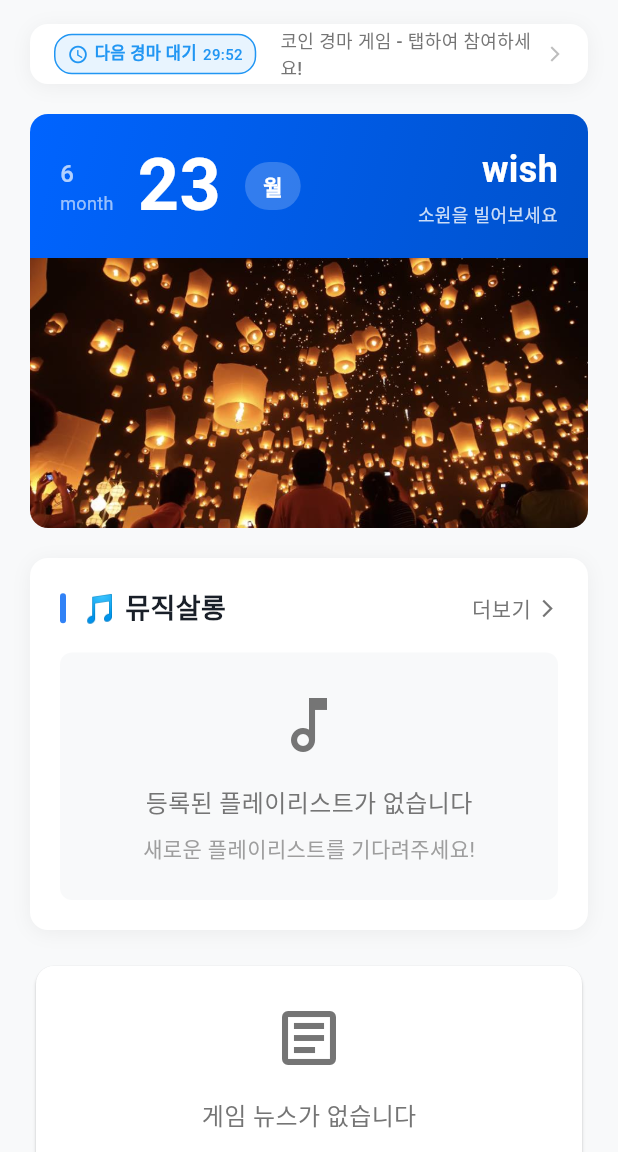
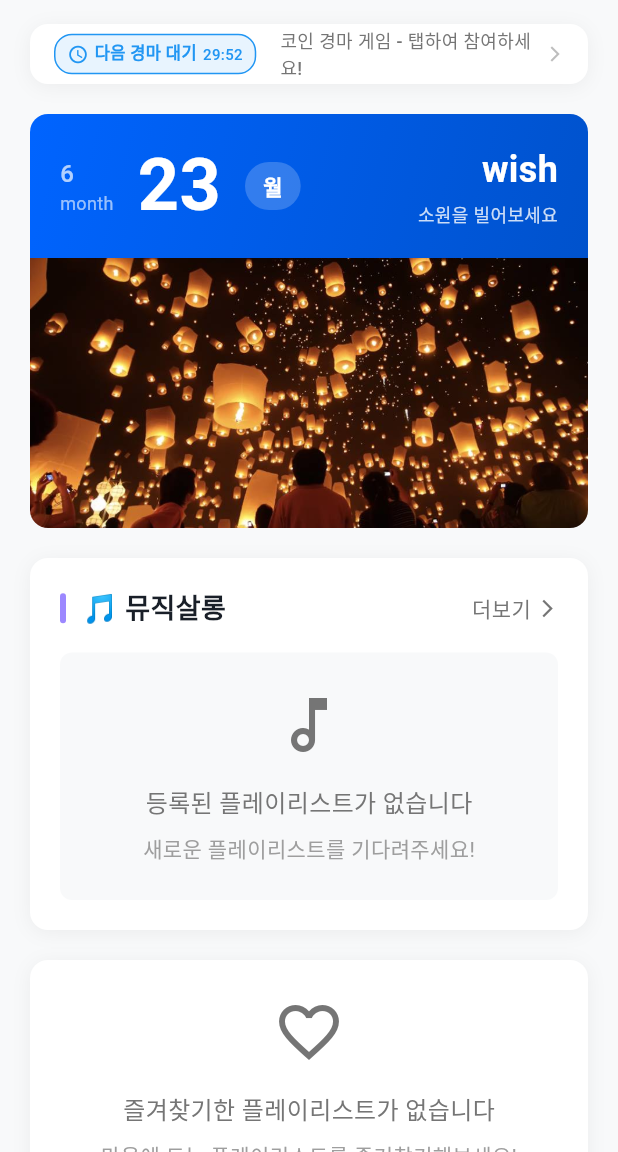
Before and after one commit to idlepoe/samusil_addon, a Flutter app: the screen it shows after launch, on a phone screen of 412 x 824 dp, the part 84-1236 px from its top. Run offline on Flutter 3.47's test engine with Material 3 defaults, Android fonts, the phone set to English and light mode, and no system bars; our stand-ins replace auto_size_text, badges, cached_network_image, cloud_firestore, cloud_functions, dio and 18 more; missing offline and left inert: image_gallery_saver_plus, scroll_loop_auto_scroll; accounts and stored records are empty; network calls fail.

Commit message:
즐겨찾기 위젯 추가

```diff
--- a/lib/pages/dash_board/dash_board_view.dart
+++ b/lib/pages/dash_board/dash_board_view.dart
@@ -14,6 +14,7 @@ import 'widgets/entertainment_news_list_widget.dart';
 import 'widgets/all_articles_widget.dart';
 import 'widgets/music_player_widget.dart';
 import 'widgets/music_salon_widget.dart';
+import 'widgets/favorite_playlists_widget.dart';
 
 class DashBoardView extends GetView<DashBoardController> {
   const DashBoardView({super.key});
@@ -72,6 +73,10 @@ class DashBoardView extends GetView<DashBoardController> {
                       const MusicSalonWidget(),
                       const SizedBox(height: 20),
 
+                      // 즐겨찾기 플레이리스트 섹션
+                      FavoritePlaylistsWidget(controller: controller),
+                      const SizedBox(height: 20),
+
                       // 게임 뉴스 섹션
                       GameNewsListWidget(controller: controller),
                       const SizedBox(height: 20),
--- /dev/null
+++ b/lib/pages/dash_board/widgets/favorite_playlists_widget.dart
@@ -0,0 +1,235 @@
+import 'package:flutter/material.dart';
+import 'package:get/get.dart';
+import 'package:logger/logger.dart';
+
+import '../../../components/appCircularProgress.dart';
+import '../../../models/track_article.dart';
+import '../dash_board_controller.dart';
+
+class FavoritePlaylistsWidget extends StatelessWidget {
+  final DashBoardController controller;
+  final logger = Logger();
+
+  FavoritePlaylistsWidget({super.key, required this.controller});
+
+  @override
+  Widget build(BuildContext context) {
+    return Obx(() {
+      if (controller.isLoadingFavoritePlaylists.value) {
+        return Container(
+          decoration: BoxDecoration(
+            color: Colors.white,
+            borderRadius: BorderRadius.circular(12),
+            boxShadow: [
+              BoxShadow(
+                color: Colors.black.withOpacity(0.05),
+                blurRadius: 10,
+                offset: const Offset(0, 2),
+              ),
+            ],
+          ),
+          child: const Padding(
+            padding: EdgeInsets.all(16.0),
+            child: Center(child: AppCircularProgress()),
+          ),
+        );
+      }
+
+      if (controller.favoritePlaylists.isEmpty) {
+        return Container(
+          decoration: BoxDecoration(
+            color: Colors.white,
+            borderRadius: BorderRadius.circular(12),
+            boxShadow: [
+              BoxShadow(
+                color: Colors.black.withOpacity(0.05),
+                blurRadius: 10,
+                offset: const Offset(0, 2),
+              ),
+            ],
+          ),
+          child: Padding(
+            padding: const EdgeInsets.all(24.0),
+            child: Center(
+              child: Column(
+                children: [
+                  Icon(
+                    Icons.favorite_border,
+                    color: Colors.grey[600],
+                    size: 48,
+                  ),
+                  const SizedBox(height: 16),
+                  Text(
+                    '즐겨찾기한 플레이리스트가 없습니다',
+                    style: TextStyle(color: Colors.grey[600], fontSize: 16),
+                  ),
+                  const SizedBox(height: 8),
+                  Text(
+                    '마음에 드는 플레이리스트를 즐겨찾기해보세요!',
+                    style: TextStyle(color: Colors.grey[500], fontSize: 14),
+                  ),
+                ],
+              ),
+            ),
+          ),
+        );
+      }
+
+      return Container(
+        decoration: BoxDecoration(
+          color: Colors.white,
+          borderRadius: BorderRadius.circular(12),
+          boxShadow: [
+            BoxShadow(
+              color: Colors.black.withOpacity(0.05),
+              blurRadius: 10,
+              offset: const Offset(0, 2),
+            ),
+          ],
+        ),
+        child: Column(
+          crossAxisAlignment: CrossAxisAlignment.start,
+          children: [
+            // 섹션 헤더
+            InkWell(
+              onTap: () {
+                Get.toNamed('/favorite-playlist');
+              },
+              child: Padding(
+                padding: const EdgeInsets.fromLTRB(20, 20, 20, 16),
+                child: Row(
+                  children: [
+                    Container(
+                      width: 4,
+                      height: 20,
+                      decoration: BoxDecoration(
+                        color: const Color(0xFFE91E63), // 핑크색
+                        borderRadius: BorderRadius.circular(2),
+                      ),
+                    ),
+                    const SizedBox(width: 12),
+                    const Text(
+                      "즐겨찾기",
+                      style: TextStyle(
+                        fontSize: 18,
+                        fontWeight: FontWeight.w600,
+                        color: Color(0xFF191F28),
+                      ),
+                    ),
+                    const Spacer(),
+                    Text(
+                      "더보기",
+                      style: TextStyle(
+                        fontSize: 14,
+                        color: Colors.grey[600],
+                        fontWeight: FontWeight.w500,
+                      ),
+                    ),
+                    const SizedBox(width: 4),
+                    Icon(
+                      Icons.arrow_forward_ios,
+                      size: 14,
+                      color: Colors.grey[600],
+                    ),
+                  ],
+                ),
+              ),
+            ),
+            // 플레이리스트 목록
+            Padding(
+              padding: const EdgeInsets.only(left: 20, right: 20, bottom: 20),
+              child: Column(
+                children:
+                    controller.favoritePlaylists
+                        .map((playlist) => _buildPlaylistItem(playlist))
+                        .toList(),
+              ),
+            ),
+          ],
+        ),
+      );
+    });
+  }
+
+  Widget _buildPlaylistItem(TrackArticle playlist) {
+    return Container(
+      margin: const EdgeInsets.only(bottom: 12),
+      child: InkWell(
+        onTap: () {
+          Get.toNamed('/office-music-detail/${playlist.id}');
+        },
+        borderRadius: BorderRadius.circular(8),
+        child: Container(
+          padding: const EdgeInsets.all(12),
+          decoration: BoxDecoration(
+            color: const Color(0xFFF8F9FA),
+            borderRadius: BorderRadius.circular(8),
+            border: Border.all(color: Colors.grey.withOpacity(0.1), width: 1),
+          ),
+          child: Row(
+            children: [
+              // 플레이리스트 아이콘
+              Container(
+                width: 40,
+                height: 40,
+                decoration: BoxDecoration(
+                  color: const Color(0xFFE91E63).withOpacity(0.1),
+                  borderRadius: BorderRadius.circular(8),
+                ),
+                child: const Icon(
+                  Icons.queue_music,
+                  color: Color(0xFFE91E63),
+                  size: 20,
+                ),
+              ),
+              const SizedBox(width: 12),
+              // 플레이리스트 정보
+              Expanded(
+                child: Column(
+                  crossAxisAlignment: CrossAxisAlignment.start,
+                  children: [
+                    Text(
+                      playlist.title,
+                      style: const TextStyle(
+                        fontSize: 14,
+                        fontWeight: FontWeight.w600,
+                        color: Color(0xFF191F28),
+                      ),
+                      maxLines: 1,
+                      overflow: TextOverflow.ellipsis,
+                    ),
+                    const SizedBox(height: 4),
+                    Text(
+                      '${playlist.tracks.length}곡',
+                      style: TextStyle(fontSize: 12, color: Colors.grey[600]),
+                    ),
+                  ],
+                ),
+              ),
+              // 재생 버튼
+              InkWell(
+                onTap: () {
+                  controller.playPlaylist(playlist);
+                },
+                borderRadius: BorderRadius.circular(20),
+                child: Container(
+                  width: 32,
+                  height: 32,
+                  decoration: BoxDecoration(
+                    color: const Color(0xFFE91E63),
+                    borderRadius: BorderRadius.circular(16),
+                  ),
+                  child: const Icon(
+                    Icons.play_arrow,
+                    color: Colors.white,
+                    size: 18,
+                  ),
+                ),
+              ),
+            ],
+          ),
+        ),
+      ),
+    );
+  }
+}
--- a/lib/pages/dash_board/widgets/music_salon_widget.dart
+++ b/lib/pages/dash_board/widgets/music_salon_widget.dart
@@ -62,7 +62,7 @@ class MusicSalonWidget extends GetView<DashBoardController> {
                         width: 4,
                         height: 20,
                         decoration: BoxDecoration(
-                          color: const Color(0xFF3182F6),
+                          color: const Color(0xFF9C88FF),
                           borderRadius: BorderRadius.circular(2),
                         ),
                       ),
```
Also changed, not shown: lib/pages/dash_board/dash_board_controller.dart (+37 -1 lines), lib/pages/horse_race/horse_race_view.dart (+16 -18 lines), 1 other file.
